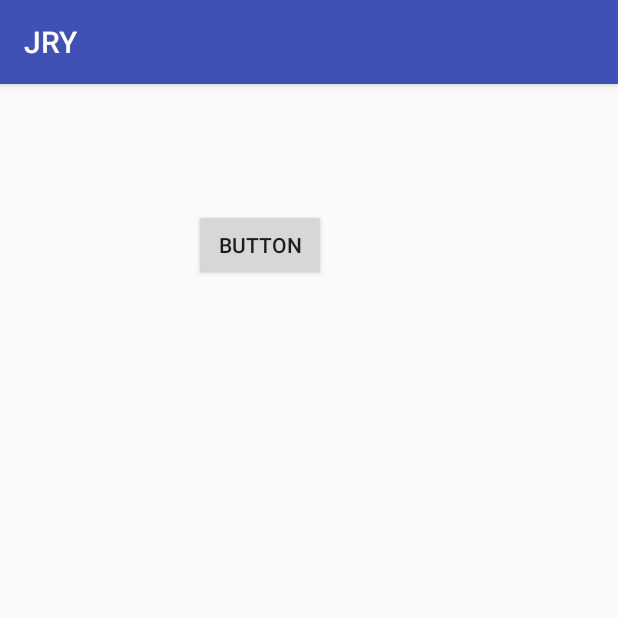
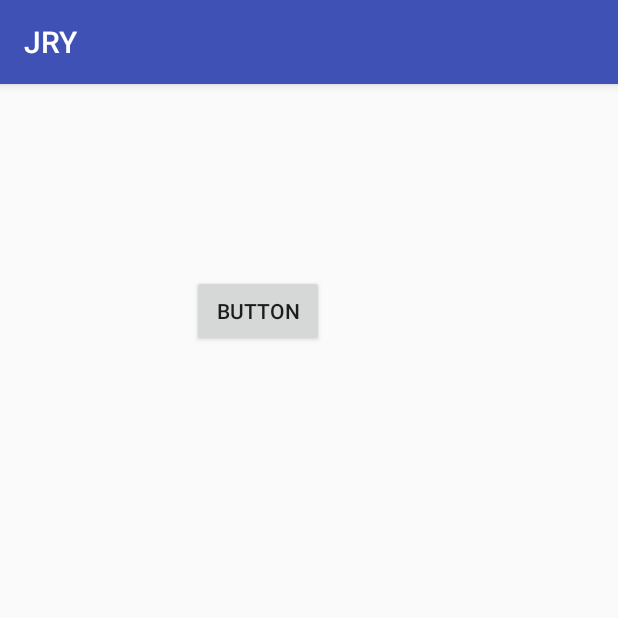
Before and after one commit to Jaydeepkakadiya19/JRY2, an Android app: the screen it shows after launch (MainActivity), on a phone screen of 412 x 824 dp, the top half of it. Run offline under Robolectric (Android 15) with nearby library versions, the phone set to English and light mode, and no system bars.

Commit message:
1st button

```diff
--- a/app/src/main/res/layout/activity_main.xml
+++ b/app/src/main/res/layout/activity_main.xml
@@ -14,9 +14,9 @@
         android:text="Button"
         android:layout_width="wrap_content"
         android:layout_height="wrap_content"
-        android:layout_marginTop="67dp"
+        android:layout_marginTop="111dp"
         android:id="@+id/button"
+        android:layout_marginStart="112dp"
         android:layout_alignParentTop="true"
-        android:layout_alignParentStart="true"
-        android:layout_marginStart="113dp" />
+        android:layout_alignParentStart="true" />
 </RelativeLayout>
```
